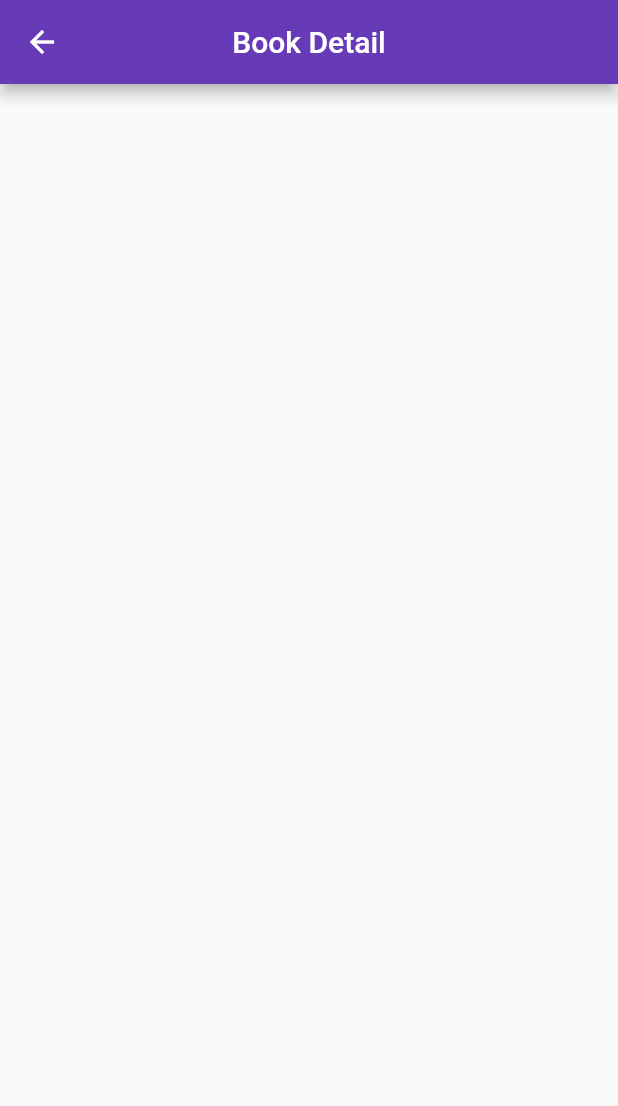
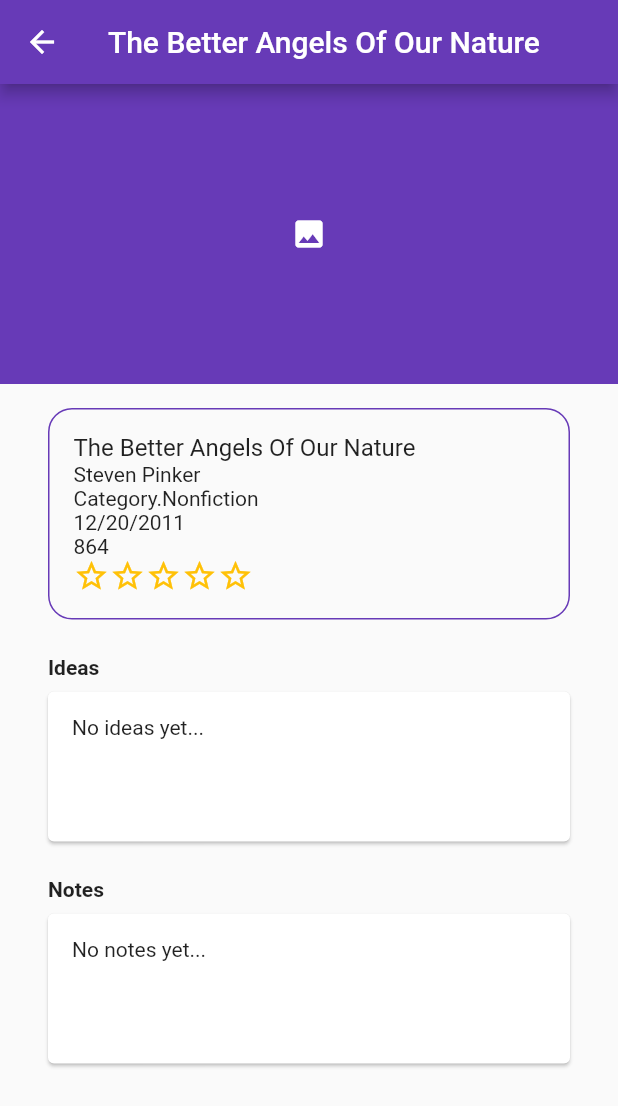
Before and after one commit to Gamma9/myBooks, a Flutter app: the screen it shows after launch, after a tap on the "photo" icon, on a phone screen of 412 x 824 dp. Shown: the top 1106 px of the screen. Run offline on Flutter 3.47's test engine with Material 2 defaults, Android fonts, the phone set to English and light mode, and no system bars.

Commit message:
Added New Book Screen and updated Book Detail Screen

```diff
--- a/lib/model/book.dart
+++ b/lib/model/book.dart
@@ -13,14 +13,18 @@ class Book {
   String title;
   String author;
   String imageUrl;
+  String datePublished;
   Category category;
   int pages;
+  String notes;
+  String ideas;
 
   Book({
     @required this.id,
     @required this.title,
     @required this.author,
     @required this.imageUrl,
+    @required this.datePublished,
     @required this.category,
     @required this.pages,
   });
--- /dev/null
+++ b/lib/screens/bookDetailScreen.dart
@@ -0,0 +1,145 @@
+import 'package:flutter/material.dart';
+import 'package:mybooks/model/book.dart';
+
+class BookDetailScreen extends StatelessWidget {
+  final Book book;
+
+  BookDetailScreen(this.book);
+
+  @override
+  Widget build(BuildContext context) {
+    return Scaffold(
+      appBar: AppBar(
+        title: Text(this.book.title),
+        centerTitle: true,
+      ),
+      body: ListView(
+        children: <Widget>[
+          Container(
+            height: 200,
+            width: double.infinity,
+            decoration: BoxDecoration(color: Theme.of(context).primaryColor),
+            child: Center(
+              child: Icon(
+                Icons.photo,
+                color: Colors.white,
+              ),
+            ),
+          ),
+          Container(
+            margin: EdgeInsets.symmetric(
+              vertical: 16,
+              horizontal: 32,
+            ),
+            padding: EdgeInsets.all(16),
+            decoration: BoxDecoration(
+              border: Border.all(color: Theme.of(context).primaryColor),
+              borderRadius: BorderRadius.circular(16),
+            ),
+            child: Column(
+              crossAxisAlignment: CrossAxisAlignment.start,
+              children: <Widget>[
+                Text(
+                  this.book.title,
+                  style: TextStyle(
+                    fontSize: 16,
+                  ),
+                ),
+                Text(
+                  this.book.author,
+                  style: TextStyle(fontSize: 14),
+                ),
+                Text(
+                  this.book.category.toString(),
+                  style: TextStyle(fontSize: 14),
+                ),
+                Text(this.book.datePublished),
+                Text(this.book.pages.toString()),
+                Row(
+                  children: <Widget>[
+                    Icon(
+                      Icons.star_border,
+                      color: Colors.amber,
+                    ),
+                    Icon(
+                      Icons.star_border,
+                      color: Colors.amber,
+                    ),
+                    Icon(
+                      Icons.star_border,
+                      color: Colors.amber,
+                    ),
+                    Icon(
+                      Icons.star_border,
+                      color: Colors.amber,
+                    ),
+                    Icon(
+                      Icons.star_border,
+                      color: Colors.amber,
+                    ),
+                  ],
+                ),
+              ],
+            ),
+          ),
+          Container(
+            margin: EdgeInsets.symmetric(
+              vertical: 8,
+              horizontal: 32,
+            ),
+            child: Column(
+              crossAxisAlignment: CrossAxisAlignment.start,
+              children: <Widget>[
+                Text(
+                  'Ideas',
+                  style: TextStyle(
+                    fontWeight: FontWeight.bold,
+                  ),
+                ),
+                Card(
+                  margin: EdgeInsets.symmetric(vertical: 8, horizontal: 0),
+                  child: Container(
+                    padding: EdgeInsets.all(16),
+                    height: 100,
+                    width: double.infinity,
+                    child: this.book.ideas == null
+                        ? Text('No ideas yet...')
+                        : Text(this.book.ideas),
+                  ),
+                )
+              ],
+            ),
+          ),
+          Container(
+            margin: EdgeInsets.symmetric(
+              vertical: 8,
+              horizontal: 32,
+            ),
+            child: Column(
+              crossAxisAlignment: CrossAxisAlignment.start,
+              children: <Widget>[
+                Text(
+                  'Notes',
+                  style: TextStyle(
+                    fontWeight: FontWeight.bold,
+                  ),
+                ),
+                Card(
+                  margin: EdgeInsets.symmetric(vertical: 8, horizontal: 0),
+                  child: Container(
+                    padding: EdgeInsets.all(16),
+                    height: 100,
+                    width: double.infinity,
+                    child: this.book.notes == null
+                        ? Text('No notes yet...')
+                        : Text(this.book.notes),
+                  ),
+                )
+              ],
+            ),
+          )
+        ],
+      ),
+    );
+  }
+}
--- a/lib/screens/bookDetialScreen.dart
+++ /dev/null
@@ -1,19 +0,0 @@
-import 'package:flutter/material.dart';
-import 'package:mybooks/model/book.dart';
-
-class BookDetailScreen extends StatelessWidget {
-  final Book book;
-
-  BookDetailScreen(this.book);
-
-  @override
-  Widget build(BuildContext context) {
-    return Scaffold(
-      appBar: AppBar(
-        title: Text('Book Detail'),
-        centerTitle: true,
-      ),
-      body: Container(),
-    );
-  }
-}
--- a/lib/screens/books.dart
+++ b/lib/screens/books.dart
@@ -10,6 +10,27 @@ class Books extends StatelessWidget {
       title: 'The Better Angels Of Our Nature',
       imageUrl: null,
       author: 'Steven Pinker',
+      category: Category.Nonfiction,
+      // imageUrl: "",
+      datePublished: "Testing",
+      pages: 864,
+    ),
+    Book(
+      id: DateTime.now().toString(),
+      title: 'The Laws Of Human Nature',
+      imageUrl: null,
+      author: 'Robert Greene',
+      datePublished: "Testing",
+      category: Category.Nonfiction,
+      // imageUrl: "",
+      pages: 864,
+    ),
+    Book(
+      id: DateTime.now().toString(),
+      title: 'Mastery',
+      imageUrl: null,
+      author: 'Robert Greene',
+      datePublished: 'Testing',
       category: Category.Nonfiction,
       // imageUrl: "",
       pages: 864,
--- a/lib/screens/mainBooks.dart
+++ b/lib/screens/mainBooks.dart
@@ -13,8 +13,8 @@ class MainBooks extends StatelessWidget {
       title: 'The Better Angels Of Our Nature',
       imageUrl: null,
       author: 'Steven Pinker',
+      datePublished: "12/20/2011",
       category: Category.Nonfiction,
-      // imageUrl: "",
       pages: 864,
     ),
   ];
--- a/lib/widgets/books/bookItem.dart
+++ b/lib/widgets/books/bookItem.dart
@@ -2,7 +2,7 @@ import 'package:flutter/material.dart';
 
 // Models
 import 'package:mybooks/model/book.dart';
-import 'package:mybooks/screens/bookDetialScreen.dart';
+import 'package:mybooks/screens/bookDetailScreen.dart';
 
 class BookItem extends StatelessWidget {
   final Book book;
--- a/lib/widgets/definitions/bookDefinitionsList.dart
+++ b/lib/widgets/definitions/bookDefinitionsList.dart
@@ -13,6 +13,7 @@ class BookDefinitionsList extends StatelessWidget {
       itemBuilder: (ctx, index) => BookDefinitionItem(
         this.bookDefinitionsList[index].title,
         this.bookDefinitionsList[index].definition,
+        this.bookDefinitionsList[index].encounters,
       ),
       itemCount: this.bookDefinitionsList.length,
     );
```
Also changed, not shown: lib/providers/books.provider.dart (added, +23 -0 lines), lib/screens/bookDefinitionsScreen.dart (+4 -4 lines), lib/screens/newBook.dart (+130 -0 lines), lib/widgets/definitions/bookDefinitionItem.dart (+15 -3 lines).
